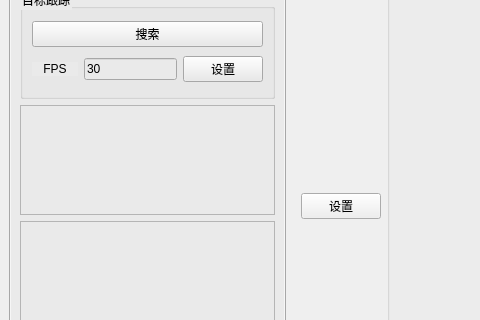
choushunn/ObjectTrackingDemo, file ui/mainwindow.ui: the form before one commit; both pictures show x 0 to 480 and y 194 to 514 of the 1200 by 800 pixel window.
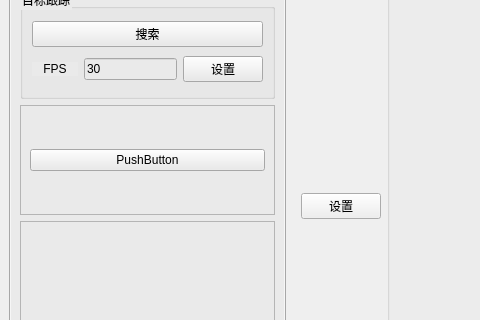
The form after the commit. Icons and pictures are not drawn.

What changed in the file:
```diff
--- a/ui/mainwindow.ui
+++ b/ui/mainwindow.ui
@@ -183,7 +183,15 @@
           <property name="frameShadow">
            <enum>QFrame::Raised</enum>
           </property>
-          <layout class="QVBoxLayout" name="verticalLayout_5"/>
+          <layout class="QVBoxLayout" name="verticalLayout_5">
+           <item>
+            <widget class="QPushButton" name="pushButton_4">
+             <property name="text">
+              <string>PushButton</string>
+             </property>
+            </widget>
+           </item>
+          </layout>
          </widget>
         </item>
         <item>
```
Left out of the diff: 7 changed lines with no effect on the pictures.
